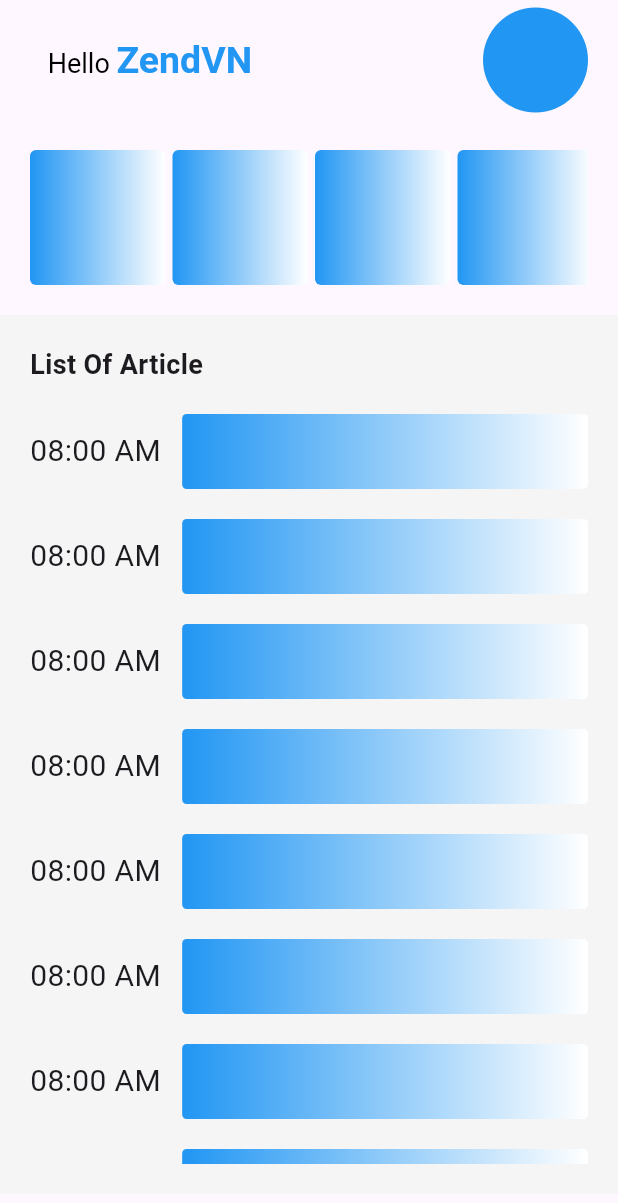
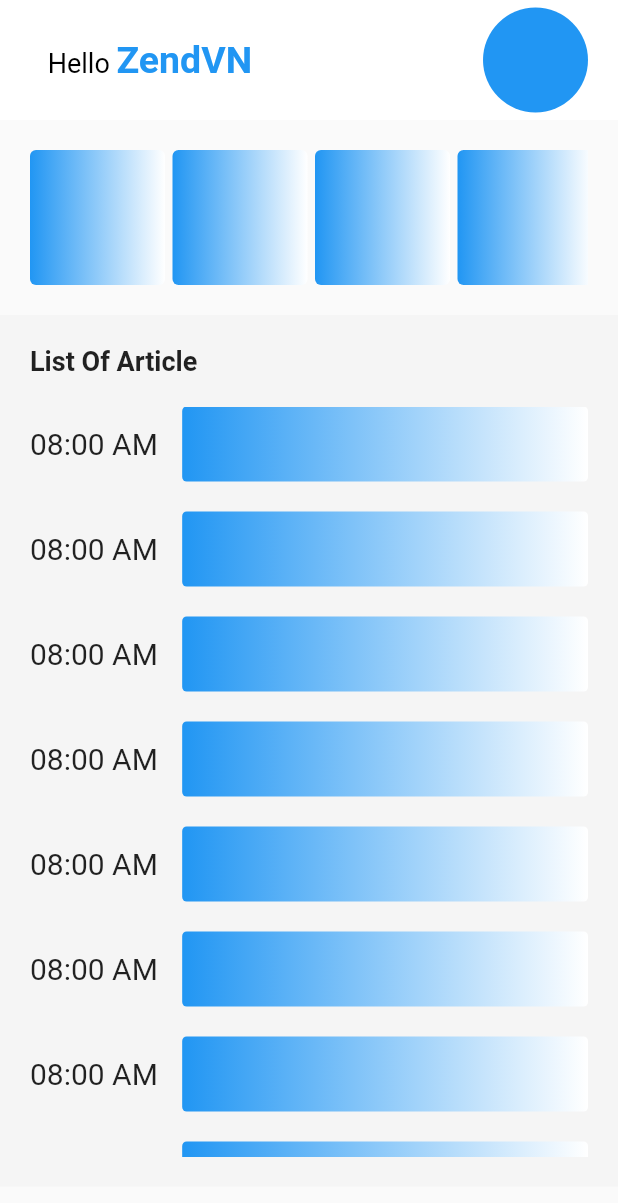
Before and after one commit to kietdvk/ListOfArticle, a Flutter app: the screen it shows after launch, on a phone screen of 412 x 824 dp. Shown: the top 1203 px of the screen. Run offline on Flutter 3.47's test engine with Material 2 defaults, Android fonts, the phone set to English and light mode, and no system bars.

```diff
--- a/lib/main.dart
+++ b/lib/main.dart
@@ -13,10 +13,6 @@ class MyApp extends StatelessWidget {
   Widget build(BuildContext context) {
     return MaterialApp(
       title: 'List Of Article',
-      theme: ThemeData(
-        colorScheme: ColorScheme.fromSeed(seedColor: Colors.deepPurple),
-        useMaterial3: true,
-      ),
       home: Homepage(),
     );
   }
--- a/lib/screens/home/home.dart
+++ b/lib/screens/home/home.dart
@@ -1,4 +1,5 @@
 import 'package:flutter/material.dart';
+import 'package:flutter_listof/screens/home/timeline_card.dart';
 
 class Homepage extends StatelessWidget {
   const Homepage({
@@ -9,6 +10,8 @@ class Homepage extends StatelessWidget {
   Widget build(BuildContext context) {
     return Scaffold(
       appBar: AppBar(
+        backgroundColor: Colors.white,
+        shadowColor: const Color.fromARGB(0, 255, 255, 255),
         leadingWidth: 180,
         toolbarHeight: 80,
         leading: Padding(
@@ -96,64 +99,3 @@ class Homepage extends StatelessWidget {
     );
   }
 }
-
-class TimelineCard extends StatelessWidget {
-  TimelineCard({
-    super.key,
-  });
-
-  @override
-  Widget build(BuildContext context) {
-    return Padding(
-      padding: const EdgeInsets.only(bottom: 20),
-      child: Row(
-        children: [
-          Expanded(
-            flex: 3,
-            child: Text(
-              "08:00 AM",
-              style: TextStyle(fontSize: 20),
-            ),
-          ),
-          Expanded(
-            flex: 8,
-            child: Container(
-              width: double.infinity,
-              height: 50,
-              decoration: BoxDecoration(
-                gradient: LinearGradient(
-                    begin: Alignment.centerRight,
-                    end: Alignment.centerLeft,
-                    colors: [Colors.white, Colors.blue]),
-                borderRadius: BorderRadius.circular(3),
-              ),
-            ),
-          ),
-        ],
-      ),
-    );
-  }
-}
-
-class CardArticle extends StatelessWidget {
-  const CardArticle({
-    super.key,
-  });
-
-  @override
-  Widget build(BuildContext context) {
-    return Container(
-      margin: EdgeInsetsDirectional.only(end: 5),
-      width: 90,
-      height: 90,
-      decoration: BoxDecoration(
-        borderRadius: BorderRadius.circular(4),
-        gradient: LinearGradient(
-          begin: Alignment.centerRight,
-          end: Alignment.centerLeft,
-          colors: [Colors.white, Colors.blue],
-        ),
-      ),
-    );
-  }
-}
```
